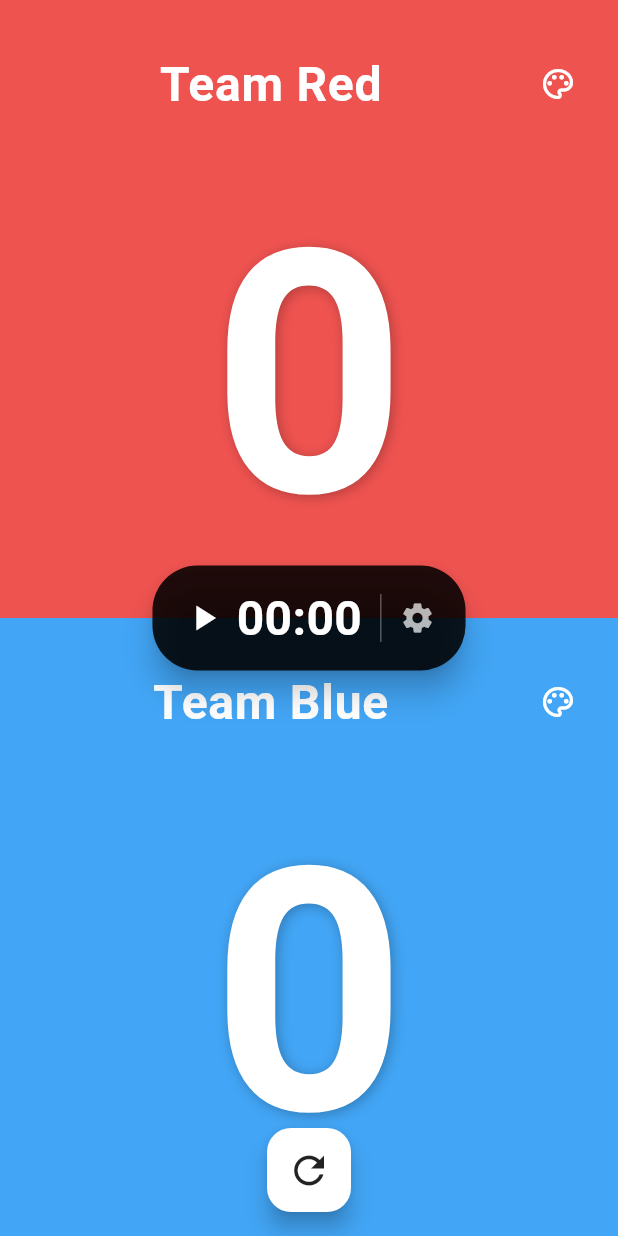
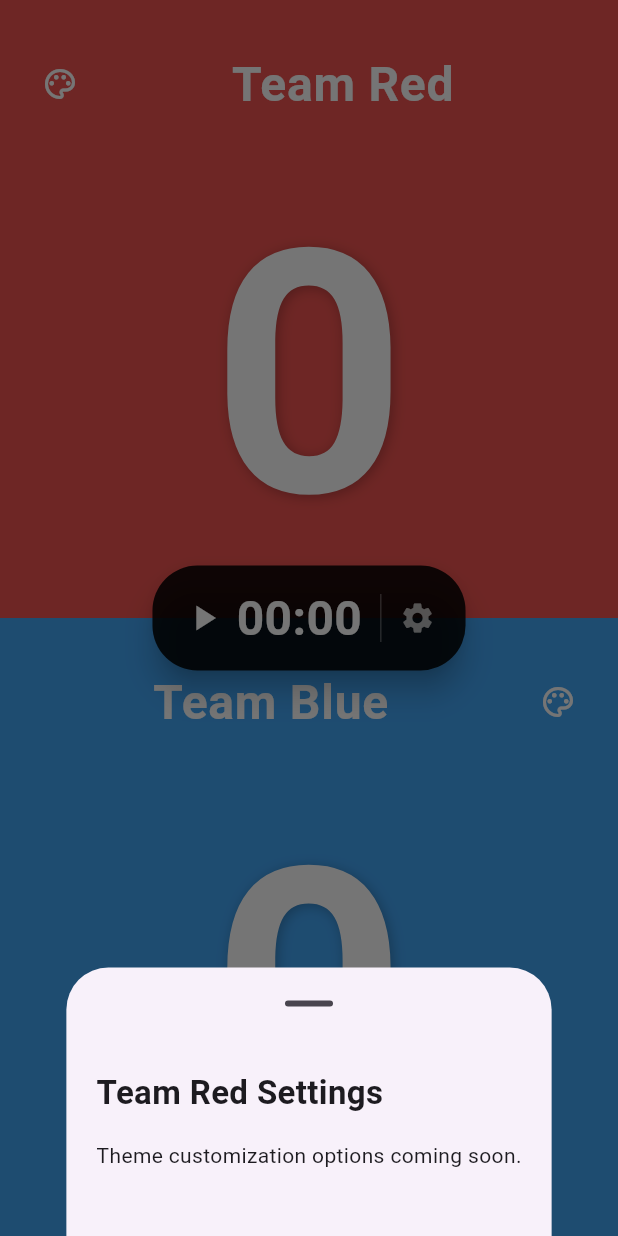
Before and after one commit to loubdelosreyesii/scoreboard, a Flutter app: the screen it shows after launch, after a tap on the "palette" icon, on a phone screen of 412 x 824 dp. Run offline on Flutter 3.47's test engine with Material 3 defaults, Android fonts, the phone set to English and light mode, and no system bars.

Commit message:
feat: add Team Settings Bottom Sheet

```diff
--- a/lib/responsive_counter_page.dart
+++ b/lib/responsive_counter_page.dart
@@ -87,6 +87,43 @@ class _ResponsiveCounterPageState extends State<ResponsiveCounterPage> {
     );
   }
 
+  void _showTeamSettings({required bool isLeftTeam}) {
+    showModalBottomSheet(
+      context: context,
+      showDragHandle: true,
+      builder: (context) {
+        final teamName = isLeftTeam
+            ? _redTeamController.text
+            : _blueTeamController.text;
+
+        return SafeArea(
+          child: Padding(
+            padding: const EdgeInsets.all(20),
+            child: Column(
+              mainAxisSize: MainAxisSize.min,
+              crossAxisAlignment: CrossAxisAlignment.start,
+              children: [
+                Text(
+                  '$teamName Settings',
+                  style: const TextStyle(
+                    fontSize: 22,
+                    fontWeight: FontWeight.bold,
+                  ),
+                ),
+
+                const SizedBox(height: 16),
+
+                const Text('Theme customization options coming soon.'),
+
+                const SizedBox(height: 24),
+              ],
+            ),
+          ),
+        );
+      },
+    );
+  }
+
   @override
   void dispose() {
     _redTeamController.dispose();
@@ -119,8 +156,9 @@ class _ResponsiveCounterPageState extends State<ResponsiveCounterPage> {
                   onLongPress: _decrementRed,
                   teamController: _redTeamController,
                   onSettingsTap: () {
-                    debugPrint('Red team settings tapped');
+                    _showTeamSettings(isLeftTeam: true);
                   },
+                  isLeftTeam: true,
                 ),
                 _CounterBox(
                   color: _blueTeamColor,
@@ -129,8 +167,9 @@ class _ResponsiveCounterPageState extends State<ResponsiveCounterPage> {
                   onLongPress: _decrementBlue,
                   teamController: _blueTeamController,
                   onSettingsTap: () {
-                    debugPrint('Blue team settings tapped');
+                    _showTeamSettings(isLeftTeam: false);
                   },
+                  isLeftTeam: false,
                 ),
               ];
 
@@ -375,6 +414,7 @@ class _CounterBox extends StatelessWidget {
   final VoidCallback onLongPress;
   final TextEditingController teamController;
   final VoidCallback onSettingsTap;
+  final bool isLeftTeam;
 
   const _CounterBox({
     Key? key,
@@ -384,6 +424,7 @@ class _CounterBox extends StatelessWidget {
     required this.onLongPress,
     required this.teamController,
     required this.onSettingsTap,
+    required this.isLeftTeam,
   }) : super(key: key);
 
   @override
@@ -401,7 +442,16 @@ class _CounterBox extends StatelessWidget {
               ),
               child: Row(
                 children: [
-                  Flexible(
+                  if (isLeftTeam)
+                    IconButton(
+                      onPressed: onSettingsTap,
+                      icon: const Icon(
+                        Icons.palette_outlined,
+                        color: Colors.white,
+                      ),
+                      tooltip: 'Team Settings',
+                    ),
+                  Expanded(
                     child: TextField(
                       controller: teamController,
                       textAlign: TextAlign.center,
@@ -419,6 +469,7 @@ class _CounterBox extends StatelessWidget {
                       ),
                     ),
                   ),
+                  if (!isLeftTeam)
                     IconButton(
                       onPressed: onSettingsTap,
                       icon: const Icon(
```
Lines whose indentation alone changed are shown as unchanged.
